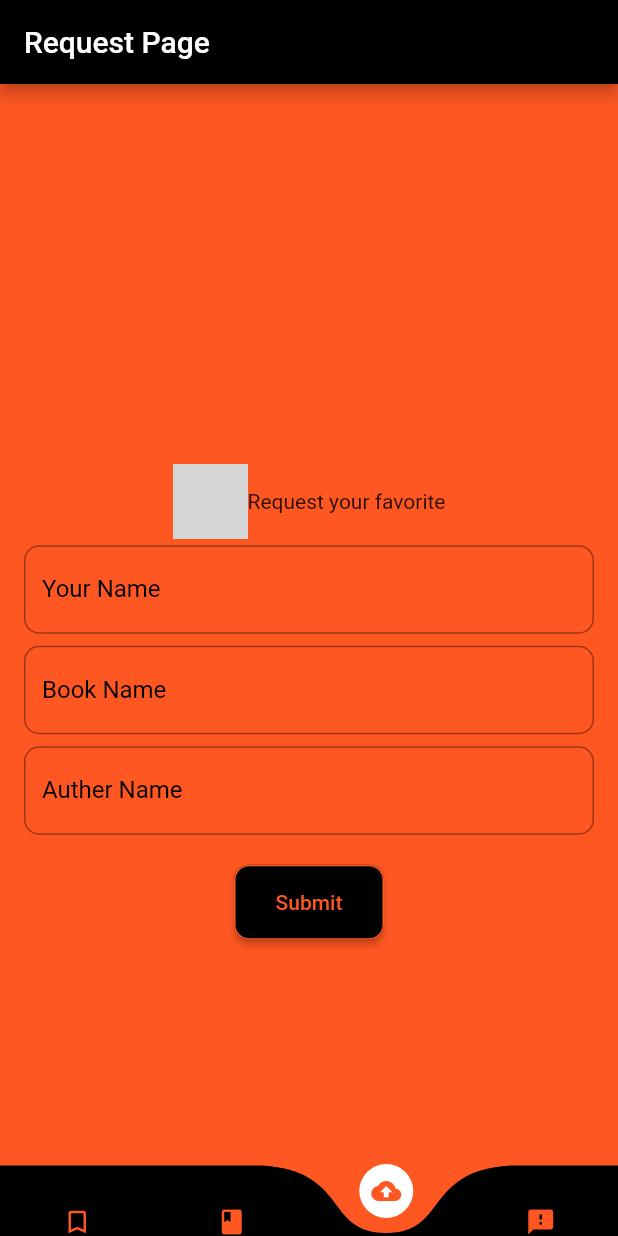
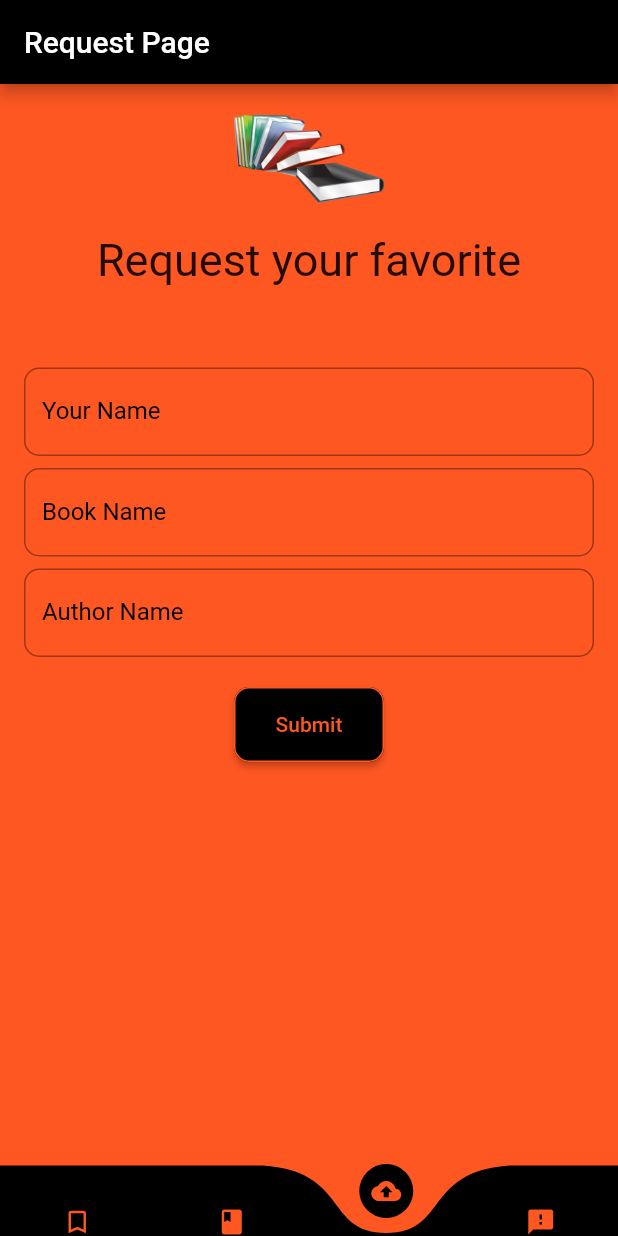
Before and after one commit to parthpadhiar/book_beta, a Flutter app: the screen it shows after launch, item 3 of the bottom bar chosen, on a phone screen of 412 x 824 dp. Run offline on Flutter 3.47's test engine with Material 2 defaults, Android fonts, the phone set to English and light mode, and no system bars; drawn by our look-alikes of curved_navigation_bar; our stand-ins replace firebase_core, firebase_database; accounts and stored records are empty; grey boxes are pictures that could not be loaded.

Commit message:
add project

```diff
--- a/lib/home.dart
+++ b/lib/home.dart
@@ -36,7 +36,7 @@ class _HomeState extends State<Home> {
       bottomNavigationBar: CurvedNavigationBar(
         color: Colors.black,
         backgroundColor: Colors.deepOrange,
-        buttonBackgroundColor: Colors.white,
+        buttonBackgroundColor: Colors.black,
         height: 47,
         items: <Widget>[
           Icon(
--- a/lib/request.dart
+++ b/lib/request.dart
@@ -74,7 +74,7 @@ class _RequestPageState extends State<RequestPage> {
           height: MediaQuery.of(context).size.height,
           width: MediaQuery.of(context).size.width,
           child: Column(
-            mainAxisAlignment: MainAxisAlignment.center,
+            // mainAxisAlignment: MainAxisAlignment.center,
             children: <Widget>[
               Form(
                   key: formKey,
@@ -82,16 +82,20 @@ class _RequestPageState extends State<RequestPage> {
                     child: Flex(
                       direction: Axis.vertical,
                       children: <Widget>[
-                        Row(
+                        Column(
                           mainAxisAlignment: MainAxisAlignment.center,
                           children: <Widget>[
                             SizedBox(
-                                width: 50,
-                                height: 50,
-                                child: Image.asset('assets/images/book2.jpg')),
-                            Text("Request your favorite")
+                                width: 100,
+                                height: 100,
+                                child: Image.asset('assets/images/book5.png')),
+                            Text(
+                              "Request your favorite",
+                              style: TextStyle(fontSize: 30),
+                            )
                           ],
                         ),
+                        Padding(padding: EdgeInsets.only(bottom: 50)),
                         ListTile(
                           title: TextFormField(
                             initialValue: "",
@@ -137,11 +141,11 @@ class _RequestPageState extends State<RequestPage> {
                         ListTile(
                           title: TextFormField(
                             validator: (value) => value == "" ? value : null,
-                            onSaved: (value) => item.autherName = value,
+                            onSaved: (value) => item.authorName = value,
                             initialValue: "",
                             decoration: InputDecoration(
-                                hintText: 'Enter Authers name',
-                                labelText: 'Auther Name',
+                                hintText: 'Enter Authors name',
+                                labelText: 'Author Name',
                                 labelStyle: TextStyle(color: Colors.black),
                                 focusedBorder: OutlineInputBorder(
                                     borderRadius: BorderRadius.circular(10),
@@ -187,20 +191,20 @@ class Item {
   String key;
   String userName;
   String bookTitle;
-  String autherName;
+  String authorName;
 
-  Item(this.userName, this.bookTitle, this.autherName);
+  Item(this.userName, this.bookTitle, this.authorName);
 
   Item.fromSnapshot(DataSnapshot snapshot)
       : key = snapshot.key,
         userName = snapshot.value["userName"],
         bookTitle = snapshot.value["bookTitle"],
-        autherName = snapshot.value["autherName"];
+        authorName = snapshot.value["authorName"];
   toJson() {
     return {
       "userName": userName,
       "bookTitle": bookTitle,
-      "autherName": autherName,
+      "authorName": authorName,
     };
   }
 }
--- a/pubspec.yaml
+++ b/pubspec.yaml
@@ -42,7 +42,7 @@ dev_dependencies:
 # The following section is specific to Flutter.
 flutter:
   assets:
-    - assets/images/book4.jpg
+    - assets/images/book5.png
   # The following line ensures that the Material Icons font is
   # included with your application, so that you can use the icons in
   # the material Icons class.
```
Also changed, not shown: assets/images/book1.jpg (deleted), assets/images/book2.jpg (deleted), assets/images/book3.jpg (deleted), assets/images/book5.png (added), 9 other files.
